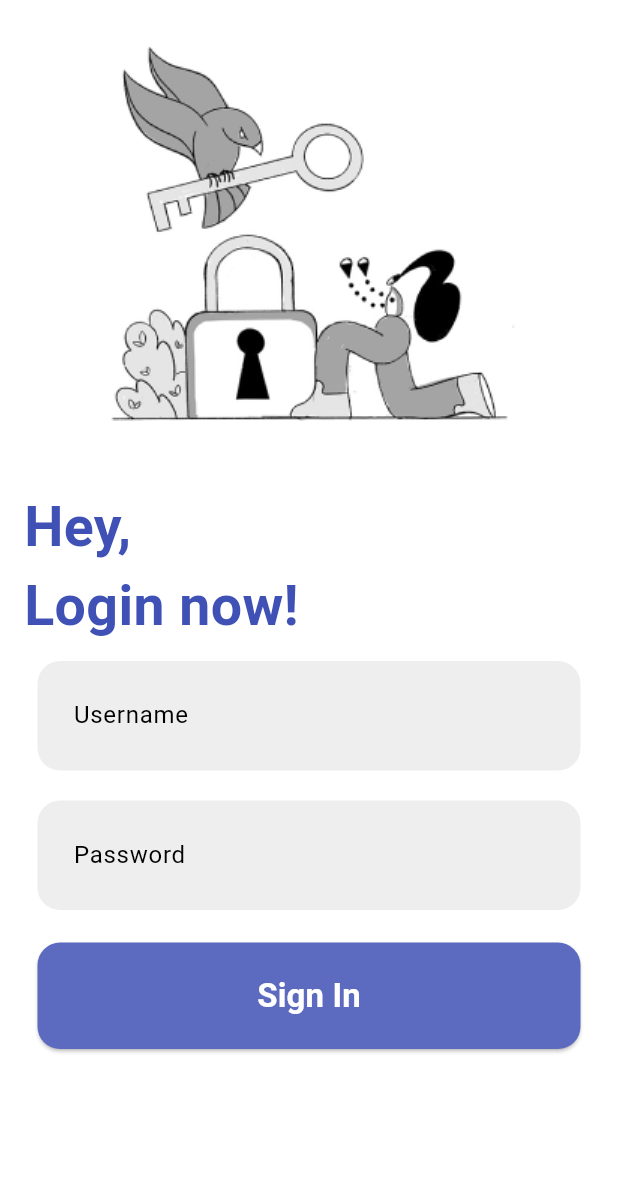
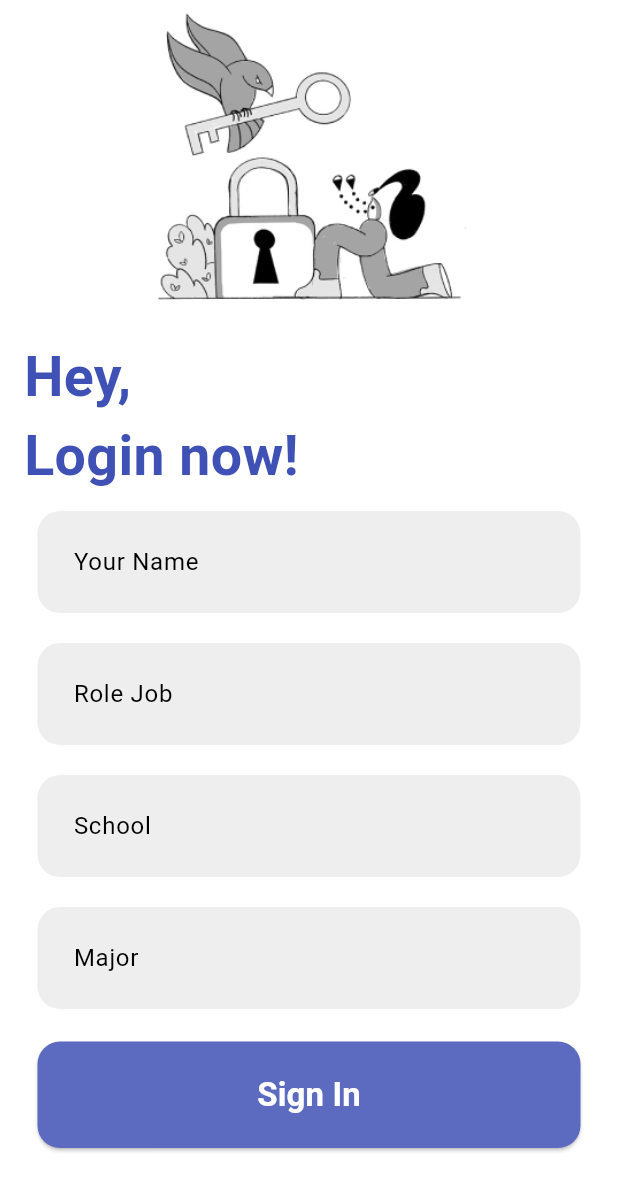
Before and after one commit to isadkang/profile_mobile_flutter, a Flutter app: the screen it shows after launch, on a phone screen of 412 x 824 dp. Shown: the top 1191 px of the screen. Run offline on Flutter 3.47's test engine with Material 3 defaults, Android fonts, the phone set to English and light mode, and no system bars.

Commit message:
feat: login logic

```diff
--- a/lib/login_screen.dart
+++ b/lib/login_screen.dart
@@ -1,7 +1,17 @@
 import 'package:flutter/material.dart';
 
-class LoginScreen extends StatelessWidget {
+class LoginScreen extends StatefulWidget {
   const LoginScreen({super.key});
+
+  @override
+  State<LoginScreen> createState() => _LoginScreenState();
+}
+
+class _LoginScreenState extends State<LoginScreen> {
+  final TextEditingController _nameController = TextEditingController();
+  final TextEditingController _roleController = TextEditingController();
+  final TextEditingController _schoolController = TextEditingController();
+  final TextEditingController _majorController = TextEditingController();
 
   @override
   Widget build(BuildContext context) {
@@ -18,8 +28,8 @@ class LoginScreen extends StatelessWidget {
                 children: [
                   Image.asset(
                     'images/bg-2.png',
-                    height: 300,
-                    width: 300,
+                    height: 200,
+                    width: 200,
                   ),
                   SizedBox(height: size.height * 0.03),
                   Padding(
@@ -40,6 +50,7 @@ class LoginScreen extends StatelessWidget {
                       vertical: 10,
                     ),
                     child: TextField(
+                      controller: _nameController,
                       decoration: InputDecoration(
                         contentPadding: const EdgeInsets.symmetric(
                           horizontal: 20,
@@ -54,10 +65,10 @@ class LoginScreen extends StatelessWidget {
                         hintText: 'Enter username',
                         hintStyle: const TextStyle(
                           color: Colors.black45,
-                          fontSize: 19,
+                          fontSize: 12,
                         ),
                         label: const Text(
-                          'Username',
+                          'Your Name',
                           style: TextStyle(
                             color: Colors.black,
                           ),
@@ -71,7 +82,7 @@ class LoginScreen extends StatelessWidget {
                       vertical: 10,
                     ),
                     child: TextField(
-                      obscureText: true,
+                      controller: _roleController,
                       decoration: InputDecoration(
                         contentPadding: const EdgeInsets.symmetric(
                           horizontal: 20,
@@ -83,13 +94,77 @@ class LoginScreen extends StatelessWidget {
                           borderSide: BorderSide.none,
                           borderRadius: BorderRadius.circular(15),
                         ),
-                        hintText: 'Password',
+                        hintText: 'Enter Role Job',
                         hintStyle: const TextStyle(
                           color: Colors.black45,
-                          fontSize: 19,
+                          fontSize: 12,
                         ),
                         label: const Text(
-                          'Password',
+                          'Role Job',
+                          style: TextStyle(
+                            color: Colors.black,
+                          ),
+                        ),
+                      ),
+                    ),
+                  ),
+                  Padding(
+                    padding: const EdgeInsets.symmetric(
+                      horizontal: 25,
+                      vertical: 10,
+                    ),
+                    child: TextField(
+                      controller: _schoolController,
+                      decoration: InputDecoration(
+                        contentPadding: const EdgeInsets.symmetric(
+                          horizontal: 20,
+                          vertical: 22,
+                        ),
+                        fillColor: Colors.grey[200],
+                        filled: true,
+                        border: OutlineInputBorder(
+                          borderSide: BorderSide.none,
+                          borderRadius: BorderRadius.circular(15),
+                        ),
+                        hintText: 'School Name',
+                        hintStyle: const TextStyle(
+                          color: Colors.black45,
+                          fontSize: 12,
+                        ),
+                        label: const Text(
+                          'School',
+                          style: TextStyle(
+                            color: Colors.black,
+                          ),
+                        ),
+                      ),
+                    ),
+                  ),
+                  Padding(
+                    padding: const EdgeInsets.symmetric(
+                      horizontal: 25,
+                      vertical: 10,
+                    ),
+                    child: TextField(
+                      controller: _majorController,
+                      decoration: InputDecoration(
+                        contentPadding: const EdgeInsets.symmetric(
+                          horizontal: 20,
+                          vertical: 22,
+                        ),
+                        fillColor: Colors.grey[200],
+                        filled: true,
+                        border: OutlineInputBorder(
+                          borderSide: BorderSide.none,
+                          borderRadius: BorderRadius.circular(15),
+                        ),
+                        hintText: 'Major Name',
+                        hintStyle: const TextStyle(
+                          color: Colors.black45,
+                          fontSize: 12,
+                        ),
+                        label: const Text(
+                          'Major',
                           style: TextStyle(
                             color: Colors.black,
                           ),
@@ -125,7 +200,28 @@ class LoginScreen extends StatelessWidget {
                             ),
                           ),
                           onPressed: () {
-                            Navigator.pushReplacementNamed(context, '/profile');
+                            if (_nameController.text.isNotEmpty &&
+                                _roleController.text.isNotEmpty &&
+                                _schoolController.text.isNotEmpty &&
+                                _majorController.text.isNotEmpty) {
+                              Navigator.pushReplacementNamed(
+                                  context, '/profile',
+                                  arguments: {
+                                    'name': _nameController.text,
+                                    'role': _roleController.text,
+                                    'school': _schoolController.text,
+                                    'major': _majorController.text
+                                  });
+                            } else {
+                              ScaffoldMessenger.of(context).showSnackBar(
+                                const SnackBar(
+                                  content: Text(
+                                    'Tolong masukan data dengan benar!',
+                                    textAlign: TextAlign.center,
+                                  ),
+                                ),
+                              );
+                            }
                           },
                         ),
                       ],
--- a/lib/main.dart
+++ b/lib/main.dart
@@ -1,6 +1,5 @@
 import 'package:flutter/material.dart';
 import 'package:profile_page/login_screen.dart';
-// import 'package:profile_page/profile_screen.dart';
 import 'package:profile_page/more_page.dart';
 import 'package:profile_page/profile_screen.dart';
 
```
Also changed, not shown: lib/more_page.dart (+31 -31 lines), lib/profile_screen.dart (+46 -7 lines), 1 other file.
